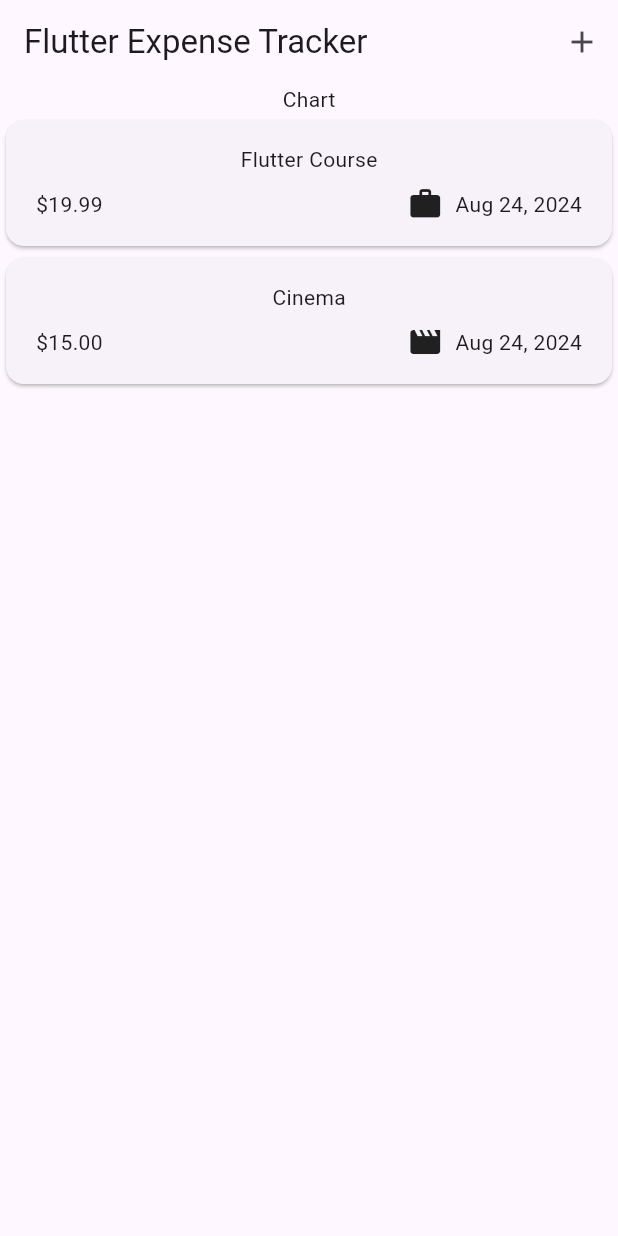
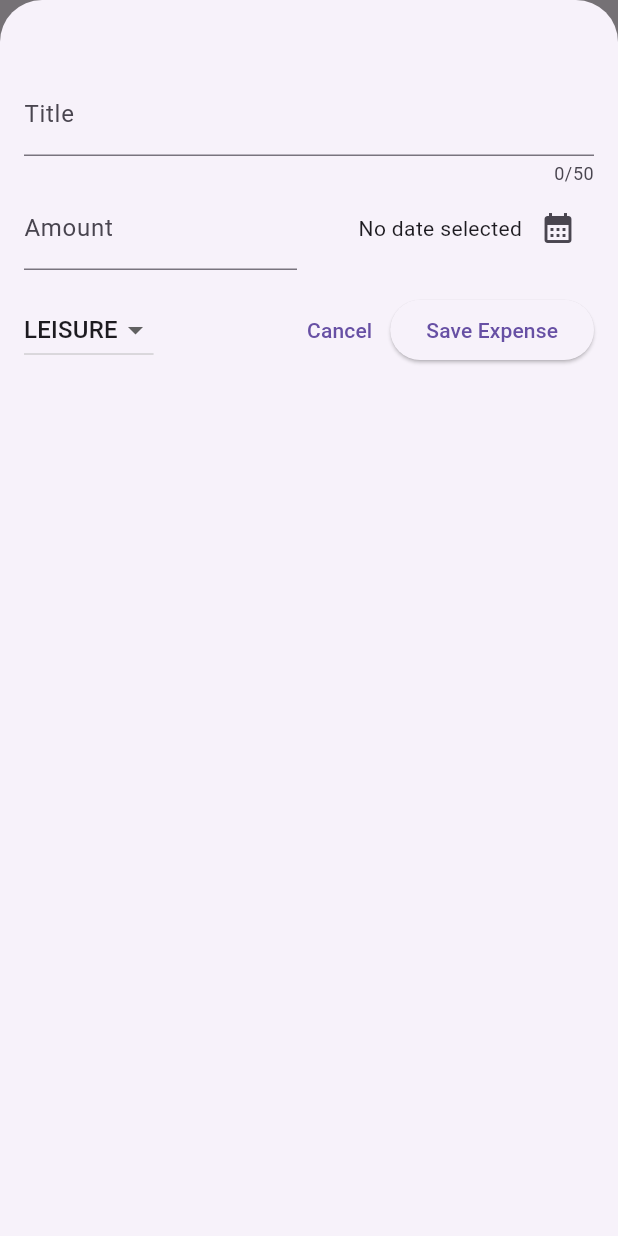
Before and after one commit to SlzAnd/expense_tracker, a Flutter app: the screen it shows after launch, after a tap on the "add" icon, on a phone screen of 412 x 824 dp. Run offline on Flutter 3.47's test engine with Material 3 defaults, Android fonts, the phone set to English and light mode, and no system bars.

Commit message:
Aded new expense creation

```diff
--- a/lib/widgets/expenses.dart
+++ b/lib/widgets/expenses.dart
@@ -1,5 +1,6 @@
 import 'package:expense_tracker/widgets/expenses_list/expenses_list.dart';
 import 'package:expense_tracker/models/expense.dart';
+import 'package:expense_tracker/widgets/new_expense.dart';
 import 'package:flutter/material.dart';
 
 class Expenses extends StatefulWidget {
@@ -23,6 +24,22 @@ class _ExpensesState extends State<Expenses> {
         category: Category.leisure),
   ];
 
+  void _addNewExpense(Expense expense) {
+    setState(() {
+      _registeredExpenses.add(expense);
+    });
+  }
+
+  void _openAddExpenseOverlay() {
+    showModalBottomSheet(
+      isScrollControlled: true,
+      context: context,
+      builder: (ctx) => NewExpense(
+        onAddExpense: _addNewExpense,
+      ),
+    );
+  }
+
   @override
   Widget build(BuildContext context) {
     return Scaffold(
@@ -30,7 +47,7 @@ class _ExpensesState extends State<Expenses> {
         title: const Text('Flutter Expense Tracker'),
         actions: [
           IconButton(
-            onPressed: () {},
+            onPressed: _openAddExpenseOverlay,
             icon: const Icon(Icons.add),
           ),
         ],
--- /dev/null
+++ b/lib/widgets/new_expense.dart
@@ -0,0 +1,163 @@
+import 'package:expense_tracker/models/expense.dart';
+import 'package:flutter/material.dart';
+
+class NewExpense extends StatefulWidget {
+  const NewExpense({super.key, required this.onAddExpense});
+
+  final void Function(Expense expense) onAddExpense;
+
+  @override
+  State<NewExpense> createState() => _NewExpenseState();
+}
+
+class _NewExpenseState extends State<NewExpense> {
+  final _titleController = TextEditingController();
+  final _amountController = TextEditingController();
+  DateTime? _selectedDate;
+  var _selectedCategory = Category.leisure;
+
+  void _submitExpenseData() {
+    final enteredAmount = double.tryParse(_amountController.text);
+    final amountIsValid = enteredAmount != null && enteredAmount >= 0;
+
+    if (_titleController.text.trim().isEmpty ||
+        !amountIsValid ||
+        _selectedDate == null) {
+      showDialog(
+        context: context,
+        builder: (ctx) => AlertDialog(
+          title: const Text('Invalid input'),
+          content: const Text(
+              'Please make sure a valid title, amount, date and category was entered.'),
+          actions: [
+            TextButton(
+              onPressed: () {
+                Navigator.pop(ctx);
+              },
+              child: const Text('Okay'),
+            )
+          ],
+        ),
+      );
+      return;
+    }
+
+    widget.onAddExpense(Expense(
+        title: _titleController.text,
+        amount: enteredAmount,
+        date: _selectedDate!,
+        category: _selectedCategory));
+
+    Navigator.pop(context);
+  }
+
+  void presentDatePicker() async {
+    final now = DateTime.now();
+    final firstDate = DateTime(now.year - 1, now.month, now.day);
+    var pickedDate = await showDatePicker(
+      context: context,
+      initialDate: now,
+      firstDate: firstDate,
+      lastDate: now,
+    );
+    setState(() {
+      _selectedDate = pickedDate;
+    });
+  }
+
+  @override
+  void dispose() {
+    _titleController.dispose();
+    _amountController.dispose();
+    super.dispose();
+  }
+
+  @override
+  Widget build(BuildContext context) {
+    return Padding(
+      padding: const EdgeInsets.fromLTRB(16, 48, 16, 16),
+      child: Column(
+        children: [
+          TextField(
+            controller: _titleController,
+            maxLength: 50,
+            decoration: const InputDecoration(
+              label: Text('Title'),
+            ),
+          ),
+          Row(
+            children: [
+              Expanded(
+                child: TextField(
+                  controller: _amountController,
+                  decoration: const InputDecoration(
+                    prefixText: '\$',
+                    label: Text('Amount'),
+                  ),
+                  keyboardType: TextInputType.number,
+                ),
+              ),
+              const SizedBox(
+                width: 16,
+              ),
+              Expanded(
+                child: Row(
+                  mainAxisAlignment: MainAxisAlignment.end,
+                  crossAxisAlignment: CrossAxisAlignment.center,
+                  children: [
+                    Text(_selectedDate == null
+                        ? 'No date selected'
+                        : formatter.format(_selectedDate!)),
+                    IconButton(
+                      onPressed: presentDatePicker,
+                      icon: const Icon(Icons.calendar_month),
+                    ),
+                  ],
+                ),
+              ),
+            ],
+          ),
+          const SizedBox(
+            height: 16,
+          ),
+          Row(
+            children: [
+              DropdownButton(
+                value: _selectedCategory,
+                items: Category.values.map(
+                  (category) {
+                    return DropdownMenuItem(
+                      value: category,
+                      child: Text(
+                        category.name.toUpperCase(),
+                      ),
+                    );
+                  },
+                ).toList(),
+                onChanged: (value) {
+                  if (value == null) {
+                    return;
+                  }
+                  setState(() {
+                    _selectedCategory = value;
+                  });
+                },
+              ),
+              const Spacer(),
+              TextButton(
+                onPressed: () {
+                  Navigator.pop(context);
+                },
+                child: const Text('Cancel'),
+              ),
+              ElevatedButton(
+                onPressed: _submitExpenseData,
+                child: const Text('Save Expense'),
+              ),
+            ],
+          )
+        ],
+      ),
+    );
+  }
+}
```
